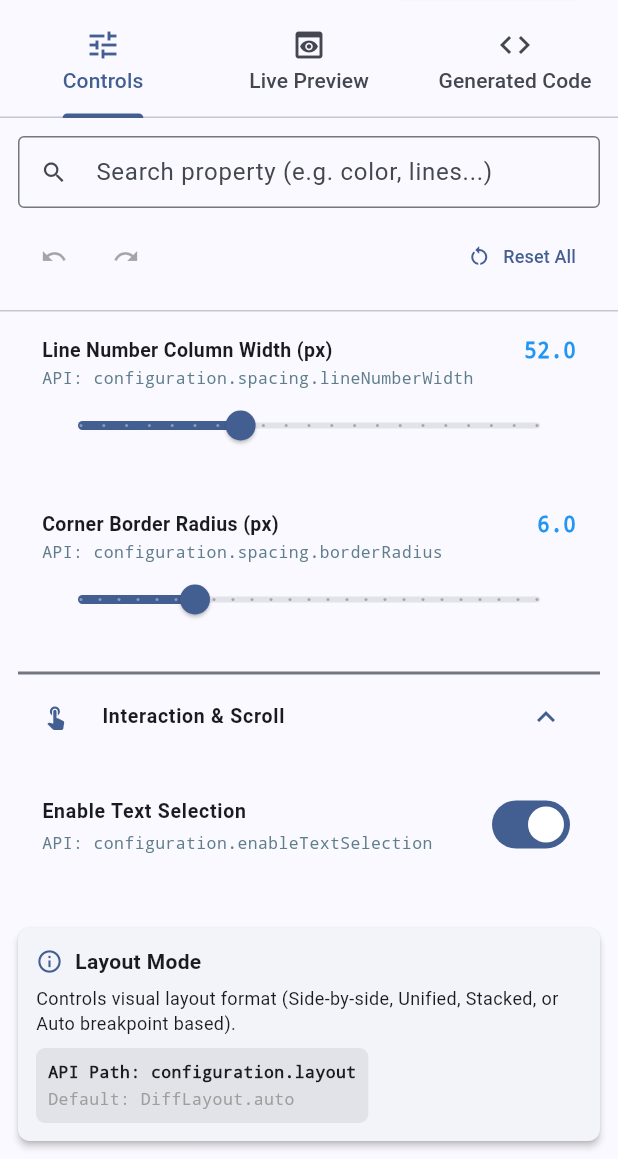
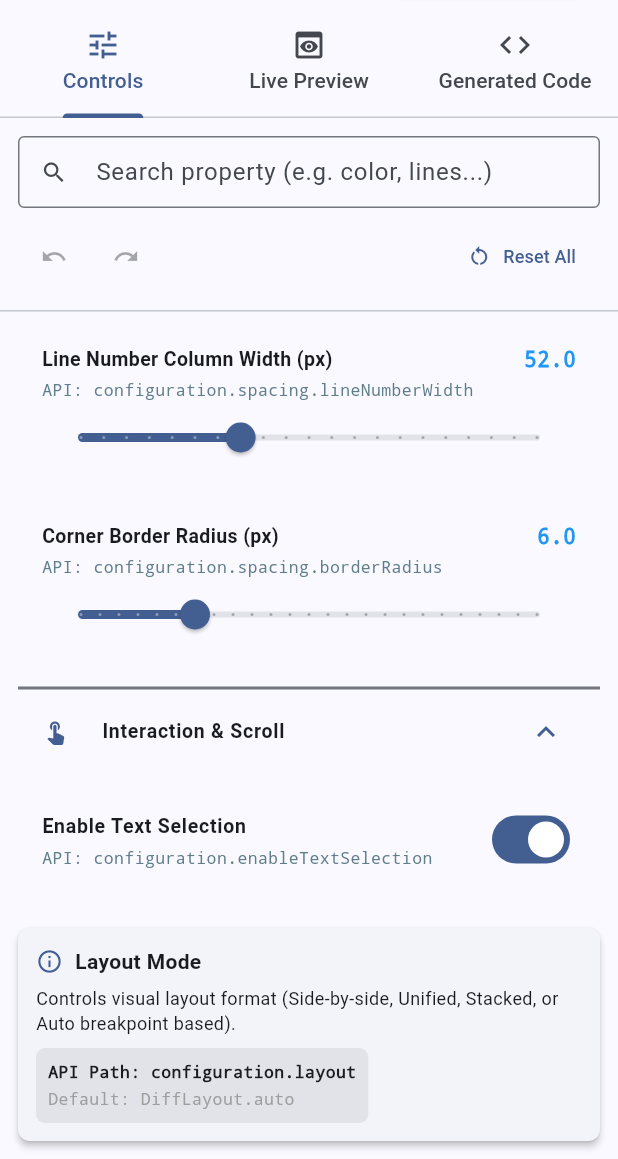
Before and after one commit to pavank0723/flutter_diff_viewer, a Flutter app: the PlaygroundScreen screen opened directly, scrolled down 2880 dp, on a phone screen of 412 x 824 dp, the part 77-1236 px from its top. Run offline on Flutter 3.47's test engine with Material 3 defaults, Android fonts, the phone set to English and light mode, and no system bars.

Commit message:
--UPDATE NumberEditor widget layout in the example project

```diff
--- a/example/lib/playground/widgets/property_editors/number_editor.dart
+++ b/example/lib/playground/widgets/property_editors/number_editor.dart
@@ -28,23 +28,34 @@
         crossAxisAlignment: CrossAxisAlignment.start,
         children: [
           Row(
-            mainAxisAlignment: MainAxisAlignment.spaceBetween,
             children: [
-              Text(definition.label,
+              Expanded(
+                child: Text(
+                  definition.label,
+                  maxLines: 1,
+                  overflow: TextOverflow.ellipsis,
                   style: const TextStyle(
-                      fontWeight: FontWeight.w600, fontSize: 13)),
-              Text('${isInt ? value.toInt() : value}',
-                  style: const TextStyle(
-                      fontFamily: 'monospace',
-                      fontWeight: FontWeight.bold,
-                      color: Colors.blue)),
+                      fontWeight: FontWeight.w600, fontSize: 13),
+                ),
+              ),
+              const SizedBox(width: 8),
+              Text(
+                '${isInt ? value.toInt() : value}',
+                style: const TextStyle(
+                    fontFamily: 'monospace',
+                    fontWeight: FontWeight.bold,
+                    color: Colors.blue),
+              ),
             ],
           ),
-          Text('API: ${definition.apiPath}',
-              style: const TextStyle(
-                  fontSize: 11,
-                  fontFamily: 'monospace',
-                  color: Colors.blueGrey)),
+          const SizedBox(height: 2),
+          Text(
+            'API: ${definition.apiPath}',
+            maxLines: 1,
+            overflow: TextOverflow.ellipsis,
+            style: const TextStyle(
+                fontSize: 11, fontFamily: 'monospace', color: Colors.blueGrey),
+          ),
           Slider(
             value: value.toDouble().clamp(min, max),
             min: min,
```
